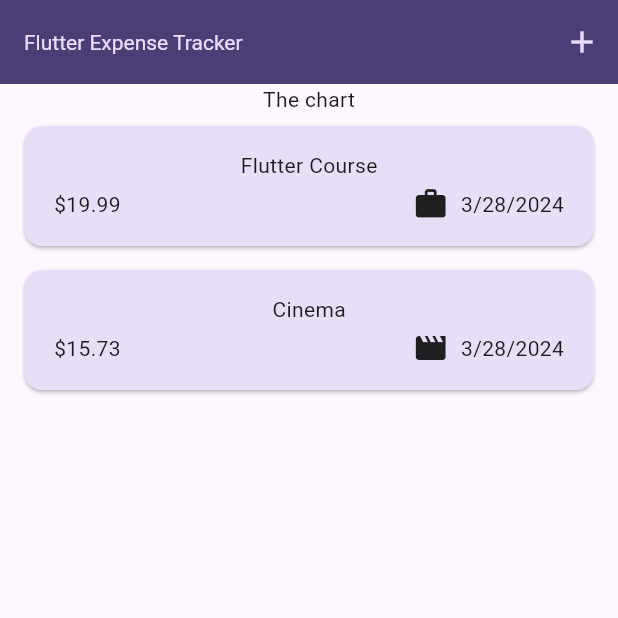
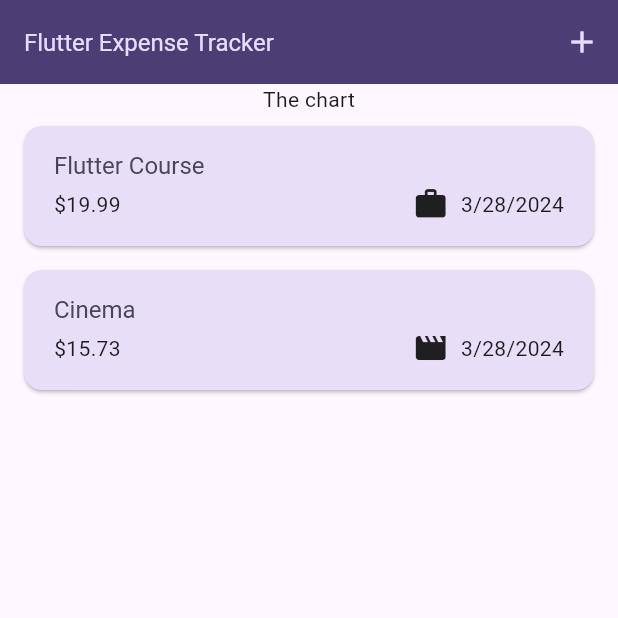
Before and after one commit to PyaeSone99/ExpensesTracker, a Flutter app: the screen it shows after launch, on a phone screen of 412 x 824 dp, the top half of it. Run offline on Flutter 3.47's test engine with Material 3 defaults, Android fonts, the phone set to English and light mode, and no system bars.

Commit message:
125 - Using Theme Data in Widgets

```diff
--- a/lib/main.dart
+++ b/lib/main.dart
@@ -29,7 +29,7 @@ void main (){
           titleLarge: TextStyle(
             fontWeight: FontWeight.normal,
             color: kColorScheme.onSecondaryContainer,
-            fontSize: 14
+            fontSize: 16
           )
         )
       ),  //material3 is deprecated
--- a/lib/widgets/expenses_list/expenses_item.dart
+++ b/lib/widgets/expenses_list/expenses_item.dart
@@ -16,9 +16,11 @@ class ExpensesItem extends StatelessWidget {
           horizontal: 20
         ),
         child: Column(
+          crossAxisAlignment: CrossAxisAlignment.start,
           children: [
             Text(
-              expense.title
+              expense.title,
+              style: Theme.of(context).textTheme.titleLarge,
             ),
             const SizedBox(
               height: 4,
--- a/lib/widgets/expenses_list/expenses_list.dart
+++ b/lib/widgets/expenses_list/expenses_list.dart
@@ -16,6 +16,10 @@ class ExpensesList extends StatelessWidget {
       itemCount: expenses.length,
       itemBuilder: (context, index) => Dismissible(
           key: ValueKey(expenses[index]),
+          background: Container(
+            color: Theme.of(context).colorScheme.error.withOpacity(0.75),
+            margin: EdgeInsets.symmetric(horizontal:  Theme.of(context).cardTheme.margin!.horizontal)
+          ),
           onDismissed: (direction) => onRemoveExpense(expenses[index]),
           child: ExpensesItem(expenses[index])),
     );
```
